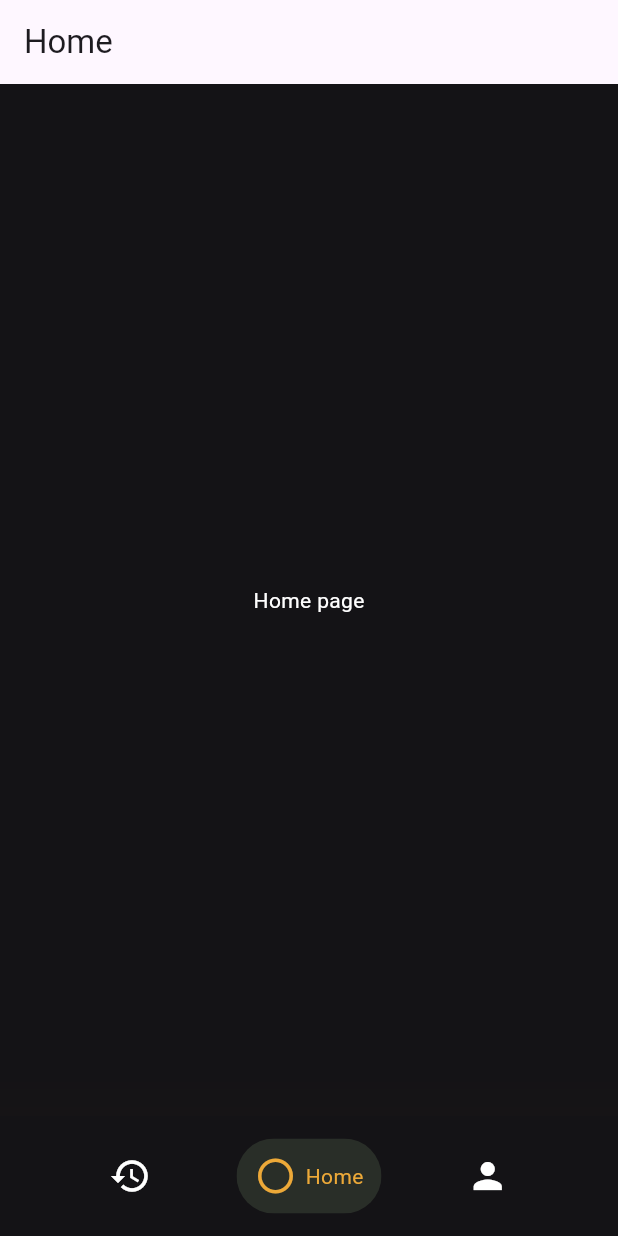
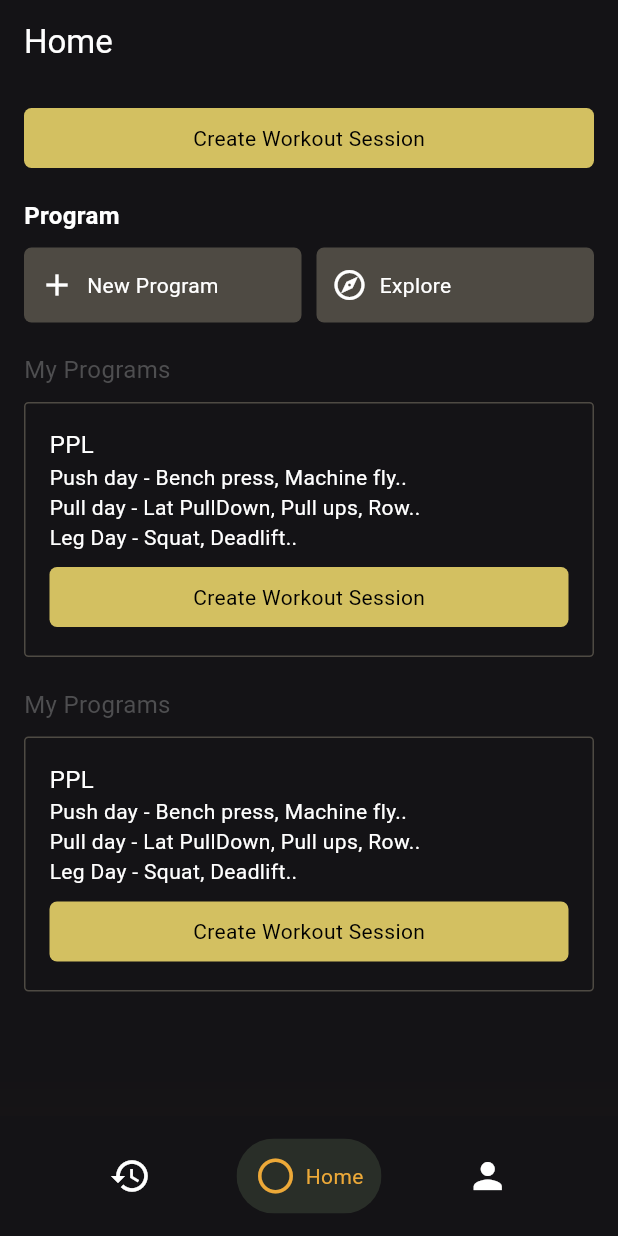
Before and after one commit to zendrexx/workout_app, a Flutter app: the screen it shows after launch, on a phone screen of 412 x 824 dp. Run offline on Flutter 3.47's test engine with Material 3 defaults, Android fonts, the phone set to English and light mode, and no system bars.

Commit message:
home page ui plus history page ui

```diff
--- a/client/lib/features/home/home_page.dart
+++ b/client/lib/features/home/home_page.dart
@@ -1,3 +1,6 @@
+import 'package:client/features/home/widgets/long_custom_button.dart';
+import 'package:client/features/home/widgets/custom_button_widget.dart';
+import 'package:client/features/home/widgets/home_list_widget.dart';
 import 'package:flutter/material.dart';
 
 class HomePage extends StatelessWidget {
@@ -5,6 +8,37 @@ class HomePage extends StatelessWidget {
 
   @override
   Widget build(BuildContext context) {
-    return Center(child: Text("Home page"));
+    return SingleChildScrollView(
+      child: Padding(
+        padding: const EdgeInsets.all(16.0),
+        child: Column(
+          crossAxisAlignment: CrossAxisAlignment.start,
+          children: [
+            LongCustomButton(),
+            SizedBox(height: 20),
+            Text(
+              "Program",
+              style: TextStyle(fontSize: 16, fontWeight: FontWeight.bold),
+            ),
+            SizedBox(height: 10),
+            Row(
+              mainAxisAlignment: MainAxisAlignment.spaceBetween,
+              children: [
+                CustomButtonWidget(title: "New Program", icon: Icons.add),
+                SizedBox(width: 10),
+                CustomButtonWidget(
+                  title: "Explore",
+                  icon: Icons.explore_outlined,
+                ),
+              ],
+            ),
+            SizedBox(height: 20),
+            HomeListWidget(),
+            SizedBox(height: 20),
+            HomeListWidget(),
+          ],
+        ),
+      ),
+    );
   }
 }
--- /dev/null
+++ b/client/lib/features/home/widgets/custom_button_widget.dart
@@ -0,0 +1,41 @@
+import 'package:flutter/material.dart';
+
+class CustomButtonWidget extends StatefulWidget {
+  final String title;
+  final IconData icon;
+  const CustomButtonWidget({
+    super.key,
+    required this.title,
+    required this.icon,
+  });
+
+  @override
+  State<CustomButtonWidget> createState() => _CustomButtonWidgetState();
+}
+
+class _CustomButtonWidgetState extends State<CustomButtonWidget> {
+  @override
+  Widget build(BuildContext context) {
+    return Expanded(
+      child: Container(
+        height: 50,
+        decoration: BoxDecoration(
+          color: Color(0xff4E4A43),
+          borderRadius: BorderRadius.circular(5),
+        ),
+        child: Row(
+          mainAxisAlignment: MainAxisAlignment.start,
+          children: [
+            SizedBox(width: 10),
+            Icon(widget.icon, color: Colors.white),
+            SizedBox(width: 8),
+            Text(
+              widget.title,
+              style: TextStyle(color: Colors.white, fontSize: 14),
+            ),
+          ],
+        ),
+      ),
+    );
+  }
+}
--- /dev/null
+++ b/client/lib/features/home/widgets/home_list_widget.dart
@@ -0,0 +1,48 @@
+import 'package:client/features/home/widgets/long_custom_button.dart';
+import 'package:flutter/material.dart';
+
+class HomeListWidget extends StatelessWidget {
+  const HomeListWidget({super.key});
+
+  @override
+  Widget build(BuildContext context) {
+    return Column(
+      crossAxisAlignment: CrossAxisAlignment.start,
+      children: [
+        Text(
+          "My Programs",
+          style: TextStyle(
+            fontSize: 16,
+            fontWeight: FontWeight.normal,
+            color: Color(0xff4E4E50),
+          ),
+        ),
+
+        SizedBox(height: 10),
+        Container(
+          height: 170,
+          width: double.infinity,
+          decoration: BoxDecoration(
+            border: Border.all(color: Color(0xff4E4A43)),
+            borderRadius: BorderRadius.circular(3),
+          ),
+          child: Padding(
+            padding: const EdgeInsets.all(16.0),
+            child: Column(
+              crossAxisAlignment: CrossAxisAlignment.start,
+              children: [
+                Text("PPL", style: TextStyle(fontSize: 16)),
+                Text(
+                  "Push day - Bench press, Machine fly..\nPull day - Lat PullDown, Pull ups, Row..\nLeg Day - Squat, Deadlift..",
+                  style: TextStyle(fontSize: 14),
+                ),
+                SizedBox(height: 10),
+                LongCustomButton(),
+              ],
+            ),
+          ),
+        ),
+      ],
+    );
+  }
+}
--- /dev/null
+++ b/client/lib/features/home/widgets/long_custom_button.dart
@@ -0,0 +1,27 @@
+import 'package:flutter/material.dart';
+
+class LongCustomButton extends StatelessWidget {
+  const LongCustomButton({super.key});
+
+  @override
+  Widget build(BuildContext context) {
+    return GestureDetector(
+      onTap: () {},
+      child: Expanded(
+        child: Container(
+          height: 40,
+          decoration: BoxDecoration(
+            color: Color(0xffD3C061),
+            borderRadius: BorderRadius.circular(5),
+          ),
+          child: Center(
+            child: Text(
+              "Create Workout Session",
+              style: TextStyle(color: Colors.black, fontSize: 14),
+            ),
+          ),
+        ),
+      ),
+    );
+  }
+}
--- a/client/lib/features/main_page.dart
+++ b/client/lib/features/main_page.dart
@@ -28,7 +28,10 @@ class _MainPageState extends State<MainPage> {
   Widget build(BuildContext context) {
     return Scaffold(
       backgroundColor: const Color(0xff141316),
-      appBar: AppBar(title: Text(labels[currentPage])),
+      appBar: AppBar(
+        title: Text(labels[currentPage], style: TextStyle(color: Colors.white)),
+        backgroundColor: Color(0xFF141316),
+      ),
       body: pages[currentPage],
       bottomNavigationBar: BottomAppBar(
         shadowColor: const Color(0xffEDA938),
--- a/client/pubspec.yaml
+++ b/client/pubspec.yaml
@@ -58,9 +58,8 @@ flutter:
   uses-material-design: true
 
   # To add assets to your application, add an assets section, like this:
-  # assets:
-  #   - images/a_dot_burr.jpeg
-  #   - images/a_dot_ham.jpeg
+  assets:
+    - assets\images\benchpress.png
 
   # An image asset can refer to one or more resolution-specific "variants", see
   # https://flutter.dev/to/resolution-aware-images
```
Also changed, not shown: client/lib/features/history/history_page.dart (+12 -1 lines), client/lib/features/history/widgets/history_workout_container_widget.dart (added, +99 -0 lines), client/lib/features/history/widgets/workout_row_widget.dart (added, +23 -0 lines), client/assets/images/benchpress.png (added).
